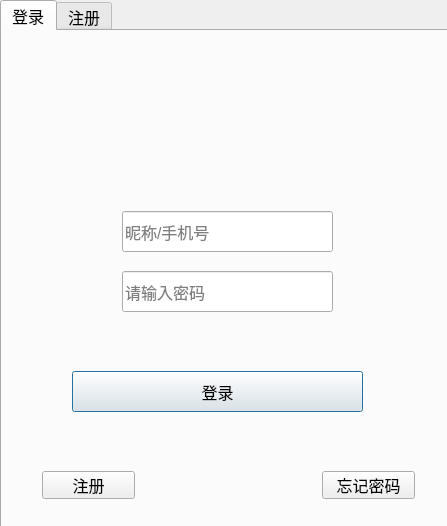
Before: the Qt Designer form chatclient/logindialog.ui in haojoy/WeChat, drawn with Qt 5.
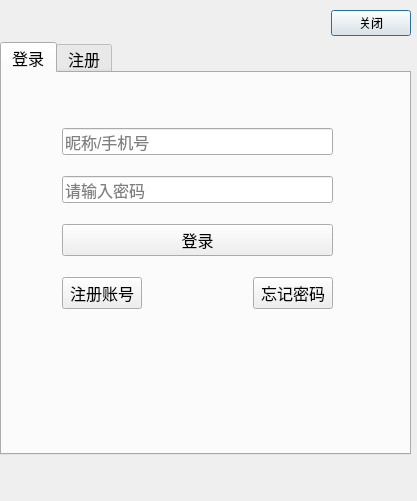
After: the same form once the commit is applied. Icons and pictures are not drawn.

The edit to the form file:
```diff
--- a/chatclient/logindialog.ui
+++ b/chatclient/logindialog.ui
@@ -6,29 +6,87 @@
    <rect>
     <x>0</x>
     <y>0</y>
-    <width>447</width>
-    <height>526</height>
+    <width>417</width>
+    <height>501</height>
    </rect>
   </property>
   <property name="windowTitle">
    <string>Dialog</string>
   </property>
+  <widget class="QWidget" name="widget" native="true">
+   <property name="geometry">
+    <rect>
+     <x>0</x>
+     <y>0</y>
+     <width>411</width>
+     <height>501</height>
+    </rect>
+   </property>
+   <widget class="QWidget" name="layoutWidget">
+    <property name="geometry">
+     <rect>
+      <x>0</x>
+      <y>10</y>
+      <width>411</width>
+      <height>481</height>
+     </rect>
+    </property>
+    <layout class="QVBoxLayout" name="verticalLayout_5">
+     <item>
+      <layout class="QHBoxLayout" name="horizontalLayout_3">
+       <item>
+        <widget class="QLabel" name="label">
+         <property name="minimumSize">
+          <size>
+           <width>20</width>
+           <height>20</height>
+          </size>
+         </property>
+         <property name="maximumSize">
+          <size>
+           <width>20</width>
+           <height>20</height>
+          </size>
+         </property>
+         <property name="text">
+          <string/>
+         </property>
+         <property name="pixmap">
+          <pixmap resource="res.qrc">:/images/icon/logo.ico</pixmap>
+         </property>
+        </widget>
+       </item>
+       <item>
+        <spacer name="horizontalSpacer_3">
+         <property name="orientation">
+          <enum>Qt::Horizontal</enum>
+         </property>
+         <property name="sizeHint" stdset="0">
+          <size>
+           <width>40</width>
+           <height>20</height>
+          </size>
+         </property>
+        </spacer>
+       </item>
+       <item>
+        <widget class="QPushButton" name="btn_closedialog">
+         <property name="text">
+          <string>关闭</string>
+         </property>
+        </widget>
+       </item>
+      </layout>
+     </item>
+     <item>
   <widget class="QTabWidget" name="tab_page">
    <property name="enabled">
     <bool>true</bool>
    </property>
-   <property name="geometry">
-    <rect>
-     <x>0</x>
-     <y>0</y>
-     <width>451</width>
-     <height>531</height>
-    </rect>
-   </property>
    <property name="minimumSize">
     <size>
-     <width>451</width>
-     <height>531</height>
+         <width>300</width>
+         <height>340</height>
     </size>
    </property>
    <property name="maximumSize">
@@ -64,15 +122,18 @@
     <attribute name="title">
      <string>登录</string>
     </attribute>
+        <widget class="QWidget" name="layoutWidget">
+         <property name="geometry">
+          <rect>
+           <x>60</x>
+           <y>40</y>
+           <width>271</width>
+           <height>211</height>
+          </rect>
+         </property>
+         <layout class="QVBoxLayout" name="verticalLayout_2">
+          <item>
     <widget class="QLineEdit" name="lineEdit_username">
-     <property name="geometry">
-      <rect>
-       <x>120</x>
-       <y>180</y>
-       <width>211</width>
-       <height>41</height>
-      </rect>
-     </property>
      <property name="text">
       <string/>
      </property>
@@ -80,15 +141,9 @@
       <string>昵称/手机号</string>
      </property>
     </widget>
+          </item>
+          <item>
     <widget class="QLineEdit" name="lineEdit_password">
-     <property name="geometry">
-      <rect>
-       <x>120</x>
-       <y>240</y>
-       <width>211</width>
-       <height>41</height>
-      </rect>
-     </property>
      <property name="text">
       <string/>
      </property>
@@ -96,15 +151,9 @@
       <string>请输入密码</string>
      </property>
     </widget>
+          </item>
+          <item>
     <widget class="QPushButton" name="pb_commit">
-     <property name="geometry">
-      <rect>
-       <x>70</x>
-       <y>340</y>
-       <width>291</width>
-       <height>41</height>
-      </rect>
-     </property>
      <property name="styleSheet">
       <string notr="true">font: 12pt &quot;Microsoft YaHei UI&quot;;</string>
      </property>
@@ -112,32 +161,40 @@
       <string>登录</string>
      </property>
     </widget>
+          </item>
+          <item>
+           <layout class="QHBoxLayout" name="horizontalLayout_2">
+            <item>
     <widget class="QPushButton" name="btn_register">
-     <property name="geometry">
-      <rect>
-       <x>40</x>
-       <y>440</y>
-       <width>93</width>
-       <height>28</height>
-      </rect>
-     </property>
      <property name="text">
-      <string>注册</string>
-     </property>
-    </widget>
-    <widget class="QPushButton" name="pushButton_2">
-     <property name="geometry">
-      <rect>
-       <x>320</x>
-       <y>440</y>
-       <width>93</width>
-       <height>28</height>
-      </rect>
-     </property>
+               <string>注册账号</string>
+              </property>
+             </widget>
+            </item>
+            <item>
+             <spacer name="horizontalSpacer_2">
+              <property name="orientation">
+               <enum>Qt::Horizontal</enum>
+              </property>
+              <property name="sizeHint" stdset="0">
+               <size>
+                <width>40</width>
+                <height>20</height>
+               </size>
+              </property>
+             </spacer>
+            </item>
+            <item>
+             <widget class="QPushButton" name="btn_forgetpwd">
      <property name="text">
       <string>忘记密码</string>
      </property>
     </widget>
+            </item>
+           </layout>
+          </item>
+         </layout>
+        </widget>
    </widget>
    <widget class="QWidget" name="page_register">
     <attribute name="title">
@@ -146,10 +203,10 @@
     <widget class="QWidget" name="layoutWidget">
      <property name="geometry">
       <rect>
-       <x>60</x>
-       <y>60</y>
-       <width>301</width>
-       <height>341</height>
+           <x>50</x>
+           <y>20</y>
+           <width>281</width>
+           <height>231</height>
       </rect>
      </property>
      <layout class="QVBoxLayout" name="verticalLayout">
@@ -229,7 +286,26 @@
     </widget>
    </widget>
   </widget>
- </widget>
- <resources/>
+     </item>
+     <item>
+      <widget class="QLabel" name="label_tip">
+       <property name="minimumSize">
+        <size>
+         <width>0</width>
+         <height>30</height>
+        </size>
+       </property>
+       <property name="text">
+        <string/>
+       </property>
+      </widget>
+     </item>
+    </layout>
+   </widget>
+  </widget>
+ </widget>
+ <resources>
+  <include location="res.qrc"/>
+ </resources>
  <connections/>
 </ui>
```
Left out of the diff: 2 changed lines with no effect on the pictures. Lines whose indentation alone changed are shown as unchanged.
